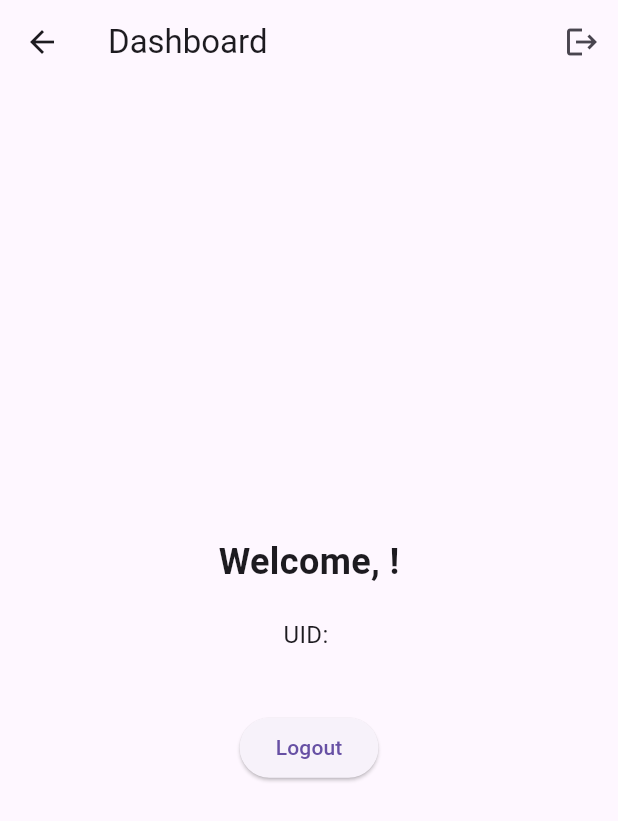
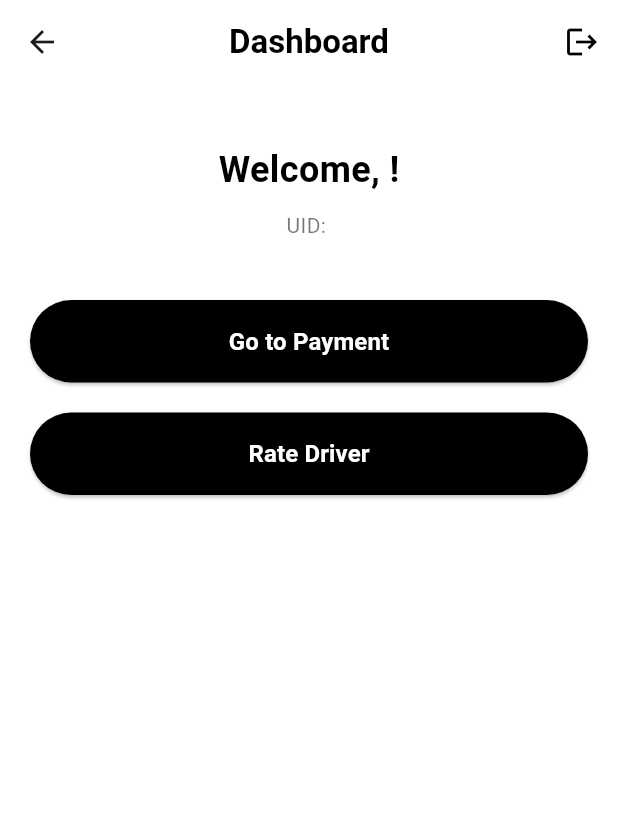
Before and after one commit to aljoorysalman/Rideshare, a Flutter app: the DashboardPage screen opened by its route, on a phone screen of 412 x 824 dp. Shown: the top 821 px of the screen. Run offline on Flutter 3.47's test engine with Material 3 defaults, Android fonts, the light colour scheme and no system bars; our stand-ins replace cloud_firestore, firebase_auth, firebase_core, gap, geocoding, google_maps_flutter; accounts and stored records are empty.

Commit message:
UI + MVC structure

```diff
--- a/lib/view/dashboard_page.dart
+++ b/lib/view/dashboard_page.dart
@@ -7,7 +7,6 @@ class DashboardPage extends StatelessWidget {
   @override
   Widget build(BuildContext context) {
     final User? user = FirebaseAuth.instance.currentUser;
-
 
     if (user == null) {
       WidgetsBinding.instance.addPostFrameCallback((_) {
@@ -24,11 +23,23 @@ class DashboardPage extends StatelessWidget {
     }
 
     return Scaffold(
+      backgroundColor: Colors.white,
+
       appBar: AppBar(
-        title: const Text('Dashboard'),
+        backgroundColor: Colors.white,
+        elevation: 0,
+        centerTitle: true,
+        title: const Text(
+          "Dashboard",
+          style: TextStyle(
+            fontSize: 22,
+            fontWeight: FontWeight.bold,
+            color: Colors.black,
+          ),
+        ),
         actions: [
           IconButton(
-            icon: const Icon(Icons.logout),
+            icon: const Icon(Icons.logout, color: Colors.black),
             onPressed: () async {
               await FirebaseAuth.instance.signOut();
               Navigator.pushReplacementNamed(context, '/login');
@@ -36,29 +47,85 @@ class DashboardPage extends StatelessWidget {
           ),
         ],
       ),
-      body: Center(
+
+      body: Padding(
+        padding: const EdgeInsets.all(20),
         child: Column(
-          mainAxisAlignment: MainAxisAlignment.center,
           children: [
-            Text(
-              'Welcome, ${user.email ?? 'User'}!',
-              style: const TextStyle(fontSize: 24, fontWeight: FontWeight.bold),
-            ),
             const SizedBox(height: 20),
 
+            // ✨ Welcome Text
             Text(
-              'UID: ${user.uid}',
-              style: const TextStyle(fontSize: 16),
+              "Welcome, ${user.email ?? 'User'}!",
+              style: const TextStyle(
+                fontSize: 24,
+                fontWeight: FontWeight.w700,
+                color: Colors.black,
+              ),
+            ),
+
+            const SizedBox(height: 10),
+
+            Text(
+              "UID: ${user.uid}",
+              style: const TextStyle(
+                fontSize: 14,
+                color: Colors.black54,
+              ),
             ),
 
             const SizedBox(height: 40),
 
-            ElevatedButton(
-              onPressed: () async {
-                await FirebaseAuth.instance.signOut();
-                Navigator.pushReplacementNamed(context, '/login');
-              },
-              child: const Text('Logout'),
+
+            SizedBox(
+              width: double.infinity,
+              height: 55,
+              child: ElevatedButton(
+                onPressed: () {
+                  Navigator.pushNamed(context, '/payment');
+                },
+                style: ElevatedButton.styleFrom(
+                  backgroundColor: Colors.black,
+                  shape: RoundedRectangleBorder(
+                    borderRadius: BorderRadius.circular(30),
+                  ),
+                ),
+                child: const Text(
+                  "Go to Payment",
+                  style: TextStyle(
+                    color: Colors.white,
+                    fontSize: 16,
+                    fontWeight: FontWeight.w600,
+                  ),
+                ),
+              ),
+            ),
+
+            const SizedBox(height: 20),
+
+
+            SizedBox(
+              width: double.infinity,
+              height: 55,
+              child: ElevatedButton(
+                onPressed: () {
+                  Navigator.pushNamed(context, '/rating');
+                },
+                style: ElevatedButton.styleFrom(
+                  backgroundColor: Colors.black,
+                  shape: RoundedRectangleBorder(
+                    borderRadius: BorderRadius.circular(30),
+                  ),
+                ),
+                child: const Text(
+                  "Rate Driver",
+                  style: TextStyle(
+                    color: Colors.white,
+                    fontSize: 16,
+                    fontWeight: FontWeight.w600,
+                  ),
+                ),
+              ),
             ),
           ],
         ),
```
Also changed, not shown: lib/controller/login_controller.dart (added, +40 -0 lines), lib/controller/payment_controller.dart (added, +20 -0 lines), lib/controller/rating_controller.dart (added, +22 -0 lines), lib/controller/register_controller.dart (added, +42 -0 lines), lib/controller/verify_controller.dart (added, +17 -0 lines), lib/model/payment_model.dart (added, +18 -0 lines), lib/model/rating_model.dart (added, +23 -0 lines), lib/model/user_model.dart (added, +28 -0 lines), lib/view/login_page.dart (+13 -41 lines), lib/view/payment_page.dart (+10 -23 lines), lib/view/rating_page.dart (+14 -16 lines), lib/view/register_page.dart (+18 -29 lines), lib/view/verify_page.dart (+6 -6 lines).
